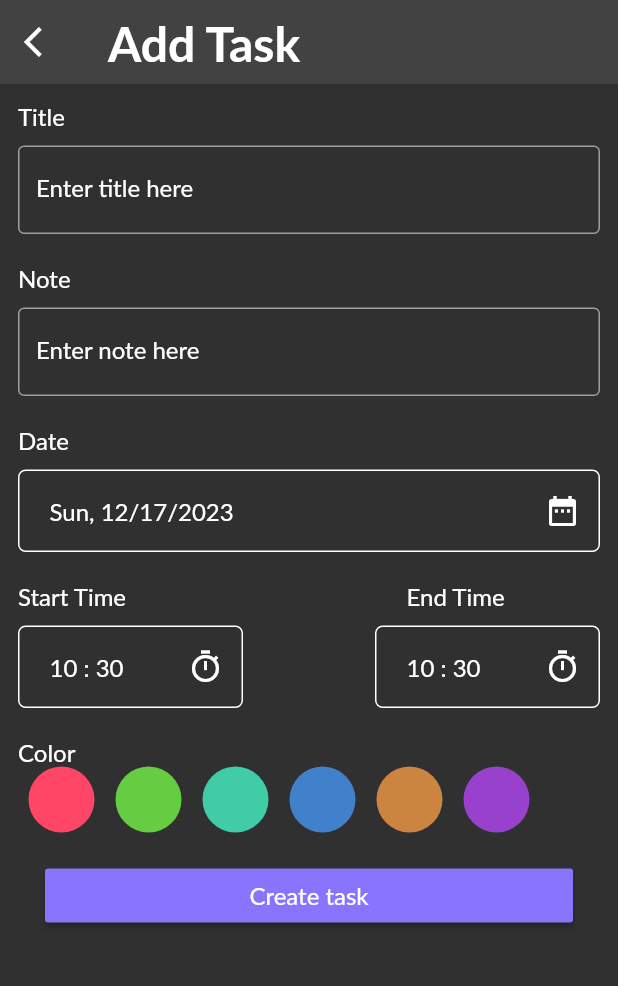
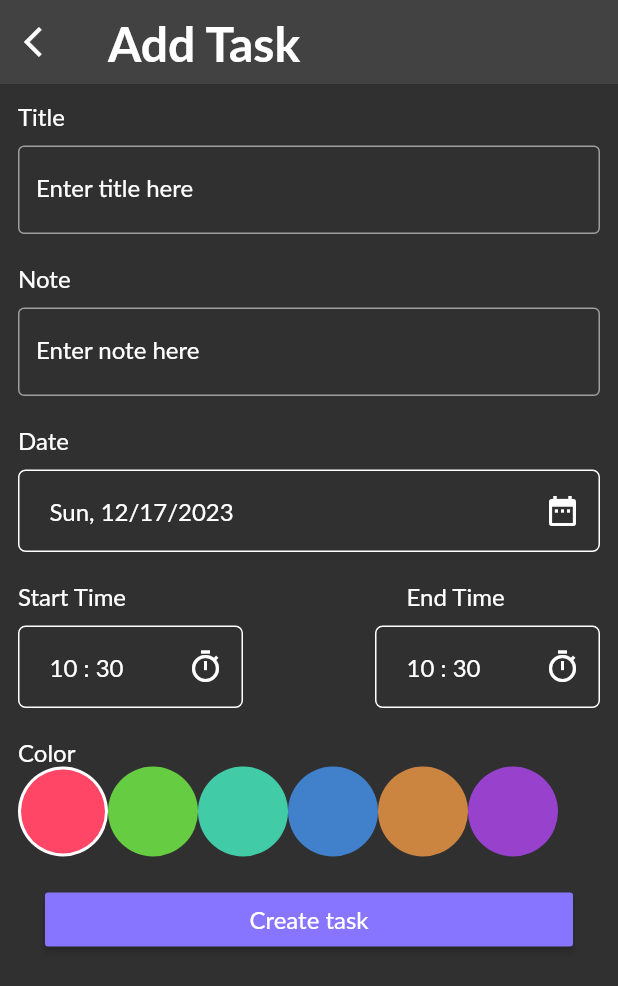
Before and after one commit to Lamiaa21-3/todo_app, a Flutter app: the AddTaskScreen screen opened directly, on a phone screen of 412 x 824 dp. Shown: the top 986 px of the screen. Run offline on Flutter 3.47's test engine with Material 2 defaults, Android fonts, the phone set to English and light mode, and no system bars; drawn by our look-alikes of modal_progress_hud_nsn; our stand-ins replace calendar_date_picker2, flutter_bloc, hive, hive_flutter, smooth_page_indicator; accounts and stored records are empty; Roboto replaces fonts that are missing (Lato).

Commit message:
active color

```diff
--- a/lib/cubit/task_cubit/task_cubit.dart
+++ b/lib/cubit/task_cubit/task_cubit.dart
@@ -10,6 +10,7 @@ import '../../constants/constants.dart';
 class TaskCubit extends Cubit<TaskStates>{
   TaskCubit() : super(TaskInitialState());
   List<TaskModel> ? tasks;
+  bool isSlected = false;
  fetchAllTasks()
  {
 
@@ -19,5 +20,8 @@ class TaskCubit extends Cubit<TaskStates>{
      emit(TaskSucessState());
 
  }
+selectedColor(){
+  isSlected = true;
 
 }
+}
--- a/lib/models/task_models.dart
+++ b/lib/models/task_models.dart
@@ -12,14 +12,17 @@ class TaskModel extends HiveObject {
   final String date;
   @HiveField(3)
    int color;
+
   @HiveField(4)
    bool isCompleted;
+
 
   TaskModel(
       {required this.title,
       required this.subTitle,
       required this.date,
       required this.color,
+
          this.isCompleted = false,
       });
 }
--- a/lib/screens/add_task_screen/color_ietm.dart
+++ b/lib/screens/add_task_screen/color_ietm.dart
@@ -1,18 +1,29 @@
-
 import 'package:flutter/material.dart';
 
 class ColorIetm extends StatelessWidget {
-  const ColorIetm({Key? key, required this.colorActive, required this.color}) : super(key: key);
+  const ColorIetm(
+      {Key? key,
+      required this.colorActive,
+      required this.color,
+      required this.isActive})
+      : super(key: key);
   final bool colorActive;
   final Color color;
+  final bool isActive;
 
   @override
   Widget build(BuildContext context) {
-    return CircleAvatar(
+    return isActive ? CircleAvatar(
+      backgroundColor: Colors.white,
+      radius: 30,
+      child: CircleAvatar(
+        backgroundColor: color,
+        radius: 28,
+      ),
+    ):
+    CircleAvatar(
       backgroundColor: color,
-
-      radius: 29,
-
+      radius: 30,
     );
   }
 }
--- a/lib/screens/add_task_screen/form_ietm_screen.dart
+++ b/lib/screens/add_task_screen/form_ietm_screen.dart
@@ -166,7 +166,7 @@ class _FormIetmScreenState extends State<FormIetmScreen> {
                         var  taskModel = TaskModel(title: title!,
                             subTitle: subTitile!,
                             date: formatedDate,
-                            color: Colors.blue.value, isCompleted: false);
+                            color: Colors.blue.value, isCompleted: false, );
                         BlocProvider.of<AddTaskCubit>(context)
                             .addTask(taskModel);
                       } else {
--- a/lib/screens/add_task_screen/list_view.dart
+++ b/lib/screens/add_task_screen/list_view.dart
@@ -25,7 +25,7 @@ class _ListViewIetmState extends State<ListViewIetm> {
   @override
   Widget build(BuildContext context) {
     return SizedBox(
-      height: 44,
+      height: 2*30,
       child: ListView.builder(
           itemCount: colors.length,
           scrollDirection: Axis.horizontal,
@@ -41,7 +41,7 @@ class _ListViewIetmState extends State<ListViewIetm> {
 
               },
               child: ColorIetm(
-                colorActive: currentIndex == index, color: colors[index],
+                colorActive: currentIndex == index, color: colors[index], isActive: currentIndex==index,
               ),
             );
           }),
```
Also changed, not shown: lib/screens/create_task/container_ietm.dart (+27 -4 lines), lib/screens/edit_screen/edit_screen.dart (+19 -11 lines).
